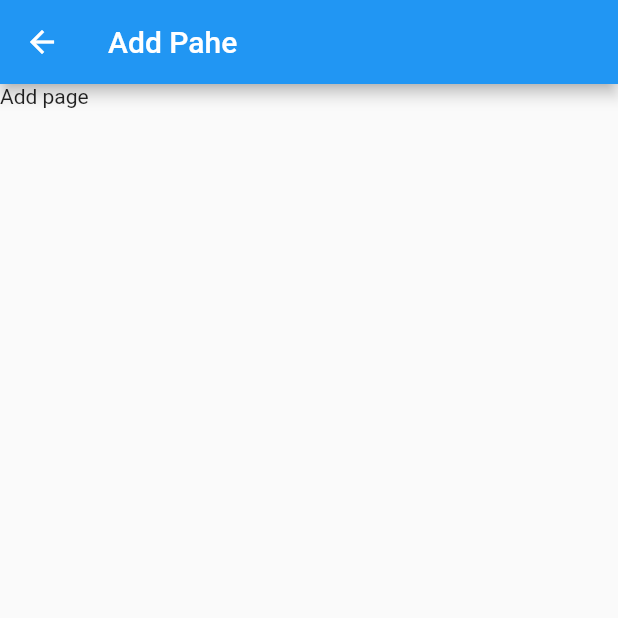
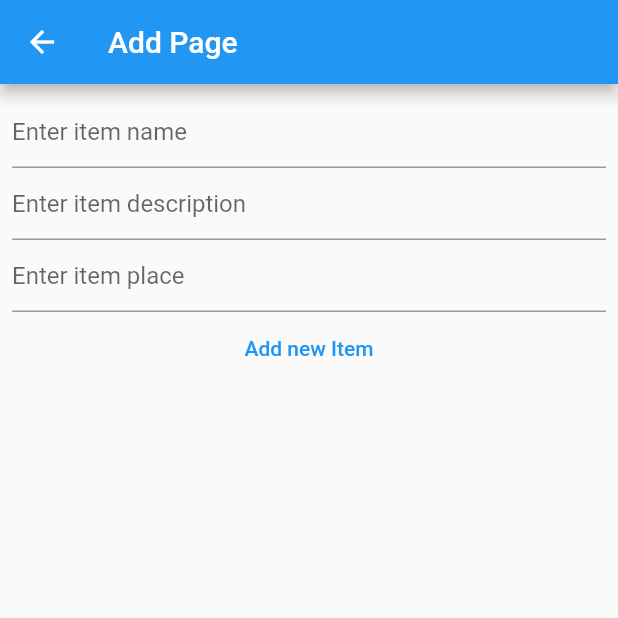
Before and after one commit to wanmuz86/todo-flutter-june, a Flutter app: the screen it shows after launch, after a tap on the "add" icon, on a phone screen of 412 x 824 dp, the top half of it. Run offline on Flutter 3.47's test engine with Material 2 defaults, Android fonts, the phone set to English and light mode, and no system bars.

Commit message:
add item

```diff
--- a/lib/widgets/add.dart
+++ b/lib/widgets/add.dart
@@ -5,9 +5,41 @@ class AddPage extends StatelessWidget {
 
   @override
   Widget build(BuildContext context) {
+    var nameEditingController = TextEditingController();
+    var descEditingController = TextEditingController();
+    var placeEditingController = TextEditingController();
     return Scaffold(
-        appBar: AppBar(title:Text("Add Pahe")),
-        body:Text("Add page")
-    );
+        appBar: AppBar(title: Text("Add Page")),
+        body: Padding(
+          padding: const EdgeInsets.all(8.0),
+          child: Column(
+            children: [
+              TextField(
+                decoration: InputDecoration(hintText: "Enter item name"),
+                controller: nameEditingController,
+              ),
+              TextField(
+                decoration: InputDecoration(hintText: "Enter item description"),
+                controller: descEditingController,
+              ),
+              TextField(
+                decoration: InputDecoration(hintText: "Enter item place"),
+                controller: placeEditingController,
+              ),
+              TextButton(
+                  onPressed: () {
+                    var newItem = {
+                      "name": nameEditingController.text,
+                      "desc": descEditingController.text,
+                      "place": placeEditingController.text
+                    };
+                    print(newItem);
+                    // Close this page and pass the newItem forward
+                    Navigator.pop(context,newItem);
+                  },
+                  child: Text("Add new Item"))
+            ],
+          ),
+        ));
   }
 }
--- a/lib/widgets/home.dart
+++ b/lib/widgets/home.dart
@@ -1,6 +1,7 @@
 import 'package:flutter/material.dart';
 import 'package:todos/widgets/detail.dart';
 import 'add.dart';
+
 class HomePage extends StatefulWidget {
   const HomePage({Key? key}) : super(key: key);
 
@@ -9,43 +10,56 @@ class HomePage extends StatefulWidget {
 }
 
 class _HomePageState extends State<HomePage> {
-
   var todos = [
-    {"name":"Dinner","place":"Horizon Garden","desc":"Budget under 100 for 3 ppl"},
-    {"name":"Play PS5","place":"Office","desc":"Play Fifa, WWE and Just Dance"},
-    {"name":"Study pdf","place":"Home","desc":"Study chapter 2 and 3"},
-    {"name":"Fix bug","place":"office","desc":"Fix bugs with developers"}
+    {
+      "name": "Dinner",
+      "place": "Horizon Garden",
+      "desc": "Budget under 100 for 3 ppl"
+    },
+    {
+      "name": "Play PS5",
+      "place": "Office",
+      "desc": "Play Fifa, WWE and Just Dance"
+    },
+    {"name": "Study pdf", "place": "Home", "desc": "Study chapter 2 and 3"},
+    {"name": "Fix bug", "place": "office", "desc": "Fix bugs with developers"}
   ];
   @override
   Widget build(BuildContext context) {
     return Scaffold(
-      appBar: AppBar(title:Text("Home"), actions: [
-        IconButton(onPressed: (){
-          Navigator.push(
-            context,
-            MaterialPageRoute(builder: (context)=>AddPage())
-          );
-
-        }, icon: Icon(Icons.add))
-      ],),
-      body:ListView.builder(
+        appBar: AppBar(
+          title: Text("Home"),
+          actions: [
+            IconButton(
+                onPressed: () async {
+                  final result = await Navigator.push(context,
+                      MaterialPageRoute(builder: (context) => AddPage()));
+                  setState(() {
+                    todos.add(result);
+                  });
+                },
+                icon: Icon(Icons.add))
+          ],
+        ),
+        body: ListView.builder(
             padding: const EdgeInsets.all(8),
             // how many rows are there?
             itemCount: todos.length,
             // What to show in every row
             itemBuilder: (BuildContext context, int index) {
               return ListTile(
-              title:Text(todos[index]["name"]!),
+                  title: Text(todos[index]["name"]!),
                   subtitle: Text(todos[index]["place"]!),
                   trailing: Icon(Icons.chevron_right),
-              onTap:(){
-                Navigator.push(context,
-                MaterialPageRoute(builder: (context)=>DetailPage())
-                );
-              }
-            );
-          }
-      )
-    );
+                  onTap: () {
+                    Navigator.push(
+                        context,
+                        // Step 3 : Pass the item
+                        MaterialPageRoute(
+                            builder: (context) => DetailPage(
+                                  todoItem: todos[index],
+                                )));
+                  });
+            }));
   }
 }
```
Also changed, not shown: lib/widgets/detail.dart (+18 -2 lines). Lines whose indentation alone changed are shown as unchanged.
